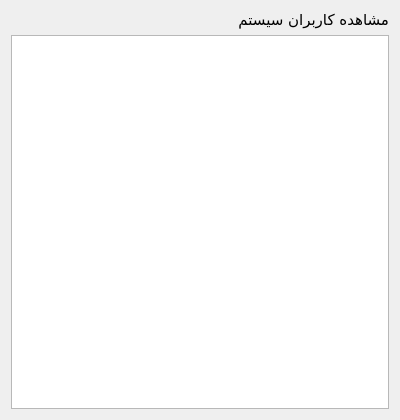
First picture: the form in showusersdialog.ui, repository mahdimoradi20/qt_server_sample, before the edit.
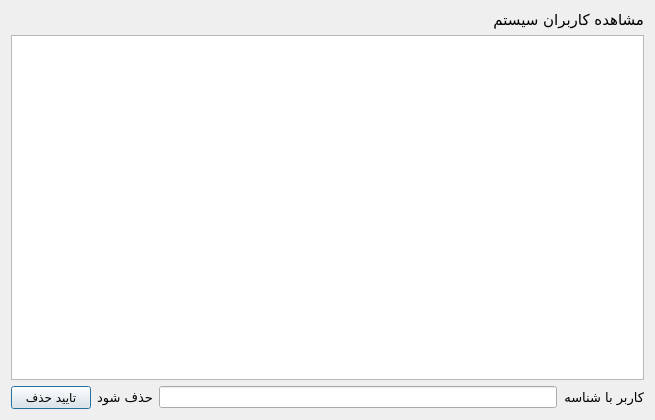
Second picture: the form after the edit.

Commit message: complete user delete

Diff of the .ui file:
```diff
--- a/showusersdialog.ui
+++ b/showusersdialog.ui
@@ -6,15 +6,13 @@
    <rect>
     <x>0</x>
     <y>0</y>
-    <width>400</width>
+    <width>655</width>
     <height>420</height>
    </rect>
   </property>
   <property name="windowTitle">
    <string>Dialog</string>
   </property>
-  <layout class="QHBoxLayout" name="horizontalLayout">
-   <item>
     <layout class="QVBoxLayout" name="verticalLayout">
      <item>
       <widget class="QLabel" name="label">
@@ -41,6 +39,56 @@
        </property>
        <property name="layoutDirection">
         <enum>Qt::RightToLeft</enum>
+     </property>
+    </widget>
+   </item>
+   <item>
+    <layout class="QHBoxLayout" name="horizontalLayout">
+     <item>
+      <widget class="QPushButton" name="btnDelete">
+       <property name="font">
+        <font>
+         <family>IRANSans</family>
+        </font>
+       </property>
+       <property name="text">
+        <string>تایید حذف</string>
+       </property>
+      </widget>
+     </item>
+     <item>
+      <widget class="QLabel" name="label_3">
+       <property name="font">
+        <font>
+         <family>IRANSans</family>
+         <pointsize>10</pointsize>
+        </font>
+       </property>
+       <property name="text">
+        <string>حذف شود</string>
+       </property>
+      </widget>
+     </item>
+     <item>
+      <widget class="QLineEdit" name="textUserId">
+       <property name="inputMask">
+        <string/>
+       </property>
+       <property name="alignment">
+        <set>Qt::AlignCenter</set>
+       </property>
+      </widget>
+     </item>
+     <item>
+      <widget class="QLabel" name="label_2">
+       <property name="font">
+        <font>
+         <family>IRANSans</family>
+         <pointsize>10</pointsize>
+        </font>
+       </property>
+       <property name="text">
+        <string>کاربر با شناسه</string>
        </property>
       </widget>
      </item>
```
Lines whose indentation alone changed are shown as unchanged. The commit also changes 3 other files.
